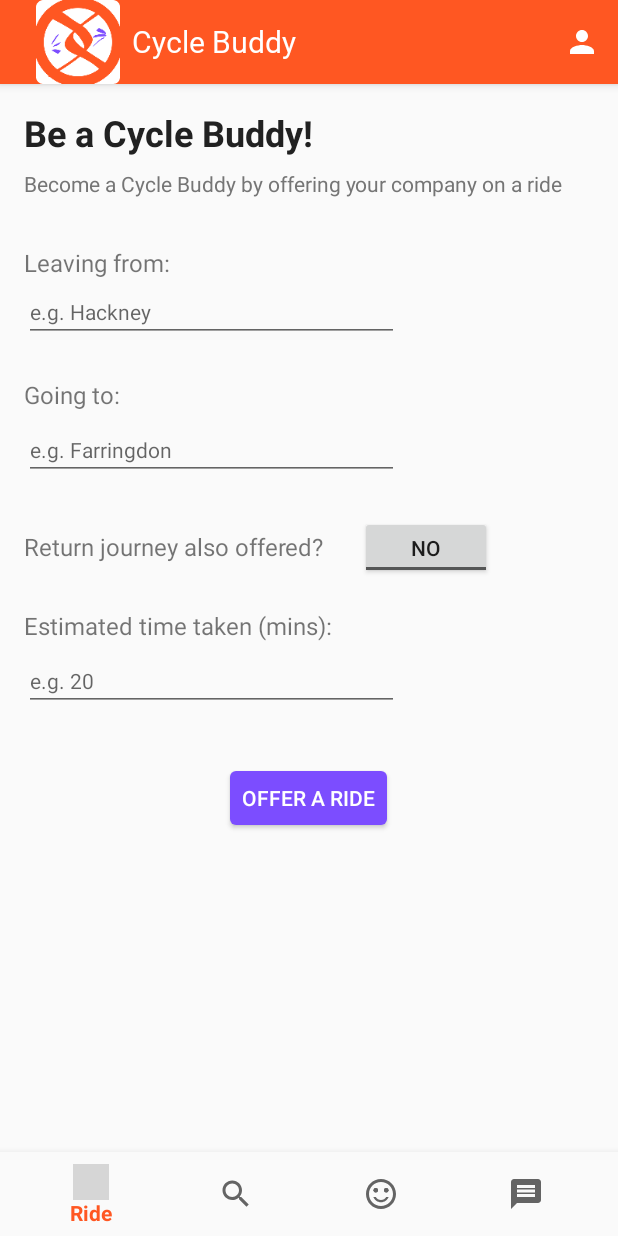
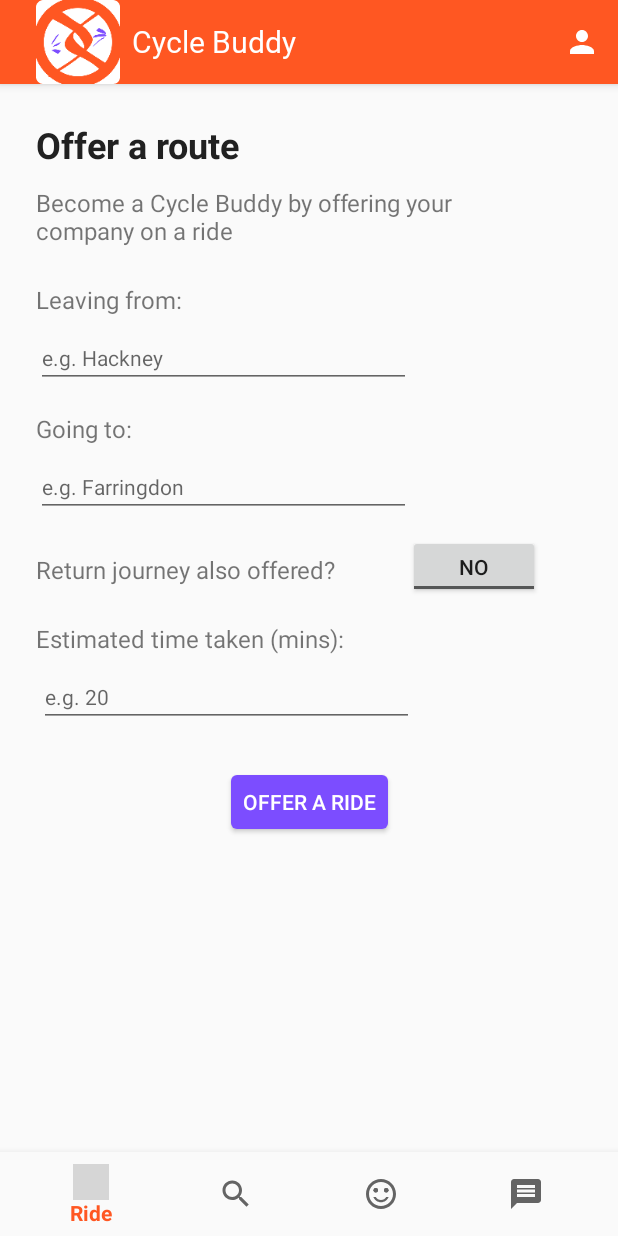
Before and after one commit to Izzy3145/CycleBuddy, an Android app: the fragment OfferFragment placed in its activity, on a phone screen of 412 x 824 dp. Run offline under Robolectric (Android 15) with nearby library versions, the light colour scheme and no system bars; our stand-ins replace AdMob, ButterKnife, Firebase (no records; nobody signed in at launch, a user with empty details on screens opened directly), Timber; libraries missing offline, so code that uses them is left out: com.firebase.ui; 3 statements that could not run were skipped; grey boxes are pictures that could not be loaded.

Commit message:
design: Offer fragment UI changed to Constraint Layout

```diff
--- a/app/src/main/java/com/riseapp/android/cyclebuddy/ui/MessageListFragment.java
+++ b/app/src/main/java/com/riseapp/android/cyclebuddy/ui/MessageListFragment.java
@@ -191,8 +191,6 @@ public class MessageListFragment extends Fragment {
 
         mListView.setAdapter(mMessageSummaryAdapter);
 
-
-
         //upon clicking item, send convo pushKey to conversation fragment
         mListView.setOnItemClickListener(new AdapterView.OnItemClickListener() {
             @Override
--- a/app/src/main/res/layout/fragment_offer.xml
+++ b/app/src/main/res/layout/fragment_offer.xml
@@ -2,155 +2,185 @@
 
 <ScrollView xmlns:android="http://schemas.android.com/apk/res/android"
     xmlns:tools="http://schemas.android.com/tools"
+    xmlns:app="http://schemas.android.com/apk/res-auto"
     android:layout_width="fill_parent"
     android:layout_height="fill_parent"
     android:fillViewport="true">
 
-<LinearLayout
+    <android.support.constraint.ConstraintLayout
         android:layout_width="match_parent"
         android:layout_height="wrap_content"
         android:focusable="true"
         android:focusableInTouchMode="true"
+        tools:context=".ui.OfferFragment">
+
+        <android.support.constraint.Guideline
+            android:id="@+id/left_guideline"
+            android:layout_width="wrap_content"
+            android:layout_height="wrap_content"
             android:orientation="vertical"
-    tools:context=".ui.OfferFragment">
+            app:layout_constraintGuide_begin="16dp" />
 
         <TextView
             android:id="@+id/be_a_buddy"
             android:layout_width="wrap_content"
-        android:layout_height="wrap_content"
-        android:layout_marginBottom="@dimen/small_border"
-        android:layout_marginEnd="@dimen/large_border"
-        android:layout_marginStart="@dimen/large_border"
-        android:layout_marginTop="@dimen/large_border"
+            android:layout_height="32dp"
+            android:layout_marginEnd="8dp"
+            android:layout_marginStart="8dp"
+            android:layout_marginTop="24dp"
+            android:fontFamily="sans-serif"
             android:text="@string/be_a_buddy_exclamation"
+            android:textColor="@color/primary_text"
             android:textSize="@dimen/title_text"
             android:textStyle="bold"
-        android:textColor="@color/primary_text"
-        android:fontFamily="sans-serif" />
+            app:layout_constraintEnd_toEndOf="parent"
+            app:layout_constraintHorizontal_bias="0.0"
+            app:layout_constraintStart_toStartOf="@+id/left_guideline"
+            app:layout_constraintTop_toTopOf="parent" />
 
         <TextView
             android:id="@+id/offer_description"
-        android:layout_width="wrap_content"
+            android:layout_width="324dp"
             android:layout_height="wrap_content"
-        android:layout_marginEnd="@dimen/large_border"
-        android:layout_marginStart="@dimen/large_border"
-        android:layout_marginTop="@dimen/small_border"
-        android:layout_marginBottom="@dimen/large_border"
+            android:layout_marginEnd="8dp"
+            android:layout_marginStart="8dp"
+            android:layout_marginTop="12dp"
             android:text="@string/offer_blurb"
-        android:textSize="@dimen/small_text"
-        android:textColor="@color/secondary_text"/>
+            android:textSize="@dimen/large_text"
+            app:layout_constraintEnd_toEndOf="parent"
+            app:layout_constraintHorizontal_bias="0.0"
+            app:layout_constraintStart_toStartOf="@+id/left_guideline"
+            app:layout_constraintTop_toBottomOf="@+id/be_a_buddy" />
 
         <TextView
             android:id="@+id/offer_from_tv"
             android:layout_width="wrap_content"
             android:layout_height="wrap_content"
             android:layout_marginEnd="8dp"
-        android:layout_marginStart="@dimen/large_border"
-        android:layout_marginTop="@dimen/large_border"
+            android:layout_marginStart="8dp"
+            android:layout_marginTop="24dp"
             android:text="@string/offer_from"
-        android:textSize="@dimen/large_text"/>
+            android:textSize="@dimen/large_text"
+            app:layout_constraintEnd_toEndOf="parent"
+            app:layout_constraintHorizontal_bias="0.0"
+            app:layout_constraintStart_toStartOf="@+id/left_guideline"
+            app:layout_constraintTop_toBottomOf="@+id/offer_description" />
 
         <AutoCompleteTextView
             android:id="@+id/offer_from_edit_text"
             android:layout_width="wrap_content"
             android:layout_height="wrap_content"
+            android:layout_marginEnd="8dp"
+            android:layout_marginStart="8dp"
+            android:layout_marginTop="8dp"
+            android:hint="@string/example_from"
             android:minWidth="250dp"
-        android:hint="@string/example_from"
-        android:layout_marginBottom="@dimen/medium_border"
-        android:layout_marginEnd="@dimen/medium_border"
-        android:layout_marginStart="@dimen/large_border"
-        android:layout_marginTop="@dimen/very_small_border"
-        android:textSize="@dimen/small_text" />
+            android:textSize="@dimen/small_text"
+            app:layout_constraintEnd_toEndOf="parent"
+            app:layout_constraintHorizontal_bias="0.0"
+            app:layout_constraintStart_toStartOf="@+id/left_guideline"
+            app:layout_constraintTop_toBottomOf="@+id/offer_from_tv" />
 
         <TextView
             android:id="@+id/offer_to_tv"
             android:layout_width="wrap_content"
             android:layout_height="wrap_content"
-        android:layout_marginBottom="@dimen/small_border"
-        android:layout_marginEnd="@dimen/medium_border"
-        android:layout_marginStart="@dimen/large_border"
-        android:layout_marginTop="@dimen/large_border"
+            android:layout_marginEnd="8dp"
+            android:layout_marginStart="8dp"
+            android:layout_marginTop="16dp"
             android:text="@string/offer_to"
-        android:textSize="@dimen/large_text" />
+            android:textSize="@dimen/large_text"
+            app:layout_constraintEnd_toEndOf="parent"
+            app:layout_constraintHorizontal_bias="0.0"
+            app:layout_constraintStart_toStartOf="@+id/left_guideline"
+            app:layout_constraintTop_toBottomOf="@+id/offer_from_edit_text" />
 
         <AutoCompleteTextView
             android:id="@+id/offer_to_edit_text"
             android:layout_width="wrap_content"
             android:layout_height="wrap_content"
+            android:layout_marginEnd="8dp"
+            android:layout_marginStart="8dp"
+            android:layout_marginTop="8dp"
+            android:hint="@string/example_to"
             android:minWidth="250dp"
-        android:hint="@string/example_to"
-        android:layout_marginBottom="@dimen/medium_border"
-        android:layout_marginEnd="@dimen/medium_border"
-        android:layout_marginStart="@dimen/large_border"
-        android:layout_marginTop="@dimen/very_small_border"
-        android:textSize="@dimen/small_text"/>
-
-    <LinearLayout
-        android:layout_width="match_parent"
-        android:layout_height="wrap_content"
-        android:orientation="horizontal">
+            android:textSize="@dimen/small_text"
+            app:layout_constraintEnd_toEndOf="parent"
+            app:layout_constraintHorizontal_bias="0.0"
+            app:layout_constraintStart_toStartOf="@+id/left_guideline"
+            app:layout_constraintTop_toBottomOf="@+id/offer_to_tv" />
 
         <TextView
             android:id="@+id/return_journey_tv"
             android:layout_width="wrap_content"
             android:layout_height="wrap_content"
-        android:layout_marginBottom="@dimen/small_border"
-        android:layout_marginEnd="@dimen/medium_border"
-        android:layout_marginStart="@dimen/large_border"
-        android:layout_marginTop="@dimen/large_border"
+            android:layout_marginEnd="42dp"
+            android:layout_marginStart="8dp"
+            android:layout_marginTop="24dp"
             android:text="@string/return_also"
-        android:textSize="@dimen/large_text" />
+            android:textSize="@dimen/large_text"
+            app:layout_constraintEnd_toStartOf="@+id/returnToggle"
+            app:layout_constraintHorizontal_bias="0.0"
+            app:layout_constraintHorizontal_chainStyle="spread_inside"
+            app:layout_constraintStart_toStartOf="@+id/left_guideline"
+            app:layout_constraintTop_toBottomOf="@+id/offer_to_edit_text" />
 
         <ToggleButton
             android:id="@+id/returnToggle"
             android:layout_width="wrap_content"
             android:layout_height="@dimen/toggle_height"
-        android:layout_marginBottom="@dimen/small_border"
-        android:layout_marginEnd="@dimen/medium_border"
-        android:layout_marginStart="@dimen/large_border"
-        android:layout_marginTop="@dimen/large_border"
+            android:layout_marginEnd="52dp"
+            android:layout_marginTop="12dp"
+            android:checked="false"
+            android:textOff="@string/no"
             android:textOn="@string/yes"
-        android:textOff="@string/no"
-        android:checked="false" />
-
-    </LinearLayout>
+            app:layout_constraintEnd_toEndOf="parent"
+            app:layout_constraintTop_toBottomOf="@+id/offer_to_edit_text" />
 
         <TextView
             android:id="@+id/offer_duration_tv"
             android:layout_width="wrap_content"
             android:layout_height="wrap_content"
-        android:layout_marginBottom="@dimen/small_border"
-        android:layout_marginEnd="@dimen/medium_border"
-        android:layout_marginStart="@dimen/large_border"
-        android:layout_marginTop="@dimen/large_border"
+            android:layout_marginEnd="8dp"
+            android:layout_marginStart="8dp"
+            android:layout_marginTop="24dp"
             android:text="@string/offer_time_taken"
-        android:textSize="@dimen/large_text" />
+            android:textSize="@dimen/large_text"
+            app:layout_constraintEnd_toEndOf="parent"
+            app:layout_constraintHorizontal_bias="0.0"
+            app:layout_constraintStart_toStartOf="@+id/left_guideline"
+            app:layout_constraintTop_toBottomOf="@+id/return_journey_tv" />
 
         <EditText
             android:id="@+id/of_duration_edit_text"
             android:layout_width="wrap_content"
             android:layout_height="wrap_content"
+            android:layout_marginEnd="8dp"
+            android:layout_marginStart="16dp"
+            android:layout_marginTop="8dp"
+            android:hint="@string/example_duration"
+            android:inputType="number"
             android:minWidth="250dp"
-        android:inputType="number"
-        android:hint="@string/example_duration"
-        android:layout_marginBottom="@dimen/medium_border"
-        android:layout_marginEnd="@dimen/medium_border"
-        android:layout_marginStart="@dimen/large_border"
-        android:layout_marginTop="@dimen/very_small_border"
-        android:textSize="@dimen/small_text" />
+            android:textSize="@dimen/small_text"
+            app:layout_constraintEnd_toEndOf="parent"
+            app:layout_constraintHorizontal_bias="0.072"
+            app:layout_constraintStart_toStartOf="parent"
+            app:layout_constraintTop_toBottomOf="@+id/offer_duration_tv" />
 
         <Button
             android:id="@+id/of_offer_button"
+            style="@style/buttonStyle"
             android:layout_width="wrap_content"
-        android:layout_marginEnd="@dimen/medium_border"
-        android:layout_marginStart="@dimen/medium_border"
-        android:layout_marginTop="@dimen/very_large_border"
-        android:layout_marginBottom="@dimen/large_border"
             android:layout_height="@dimen/button_height"
+            android:layout_marginEnd="8dp"
+            android:layout_marginStart="8dp"
+            android:layout_marginTop="32dp"
+            android:background="@drawable/normal_button"
             android:text="@string/offer"
             android:textColor="@color/white"
-        style="@style/buttonStyle"
-        android:background="@drawable/normal_button"/>
+            app:layout_constraintEnd_toEndOf="parent"
+            app:layout_constraintStart_toStartOf="parent"
+            app:layout_constraintTop_toBottomOf="@+id/of_duration_edit_text" />
 
-</LinearLayout>
+    </android.support.constraint.ConstraintLayout>
 </ScrollView>
--- a/app/src/main/res/values/strings.xml
+++ b/app/src/main/res/values/strings.xml
@@ -93,8 +93,8 @@
     <string name="populate">Please populate all fields</string>
 
     <!-- offer fragments strings -->
-    <string name="be_a_buddy_exclamation">Be a Cycle Buddy!</string>
-    <string name="find_a_buddy">Find a Cycle Buddy!</string>
+    <string name="be_a_buddy_exclamation">Offer a route</string>
+    <string name="find_a_buddy">Find a Cycle Buddy</string>
     <string name="find_button">Find a Buddy</string>
     <string name="search_blurb">Find yourself a Cycle Buddy by searching for offered routes below:</string>
     <string name="offer_blurb">Become a Cycle Buddy by offering your company on a ride</string>
```
Lines whose indentation alone changed are shown as unchanged.
